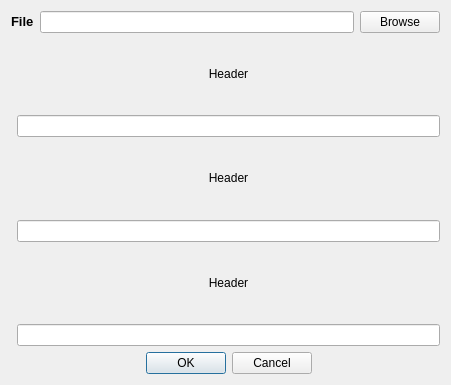
Above: Front/Data_Windows.ui from baptlano24/PyTanagra before the change. Below: the same form after it.
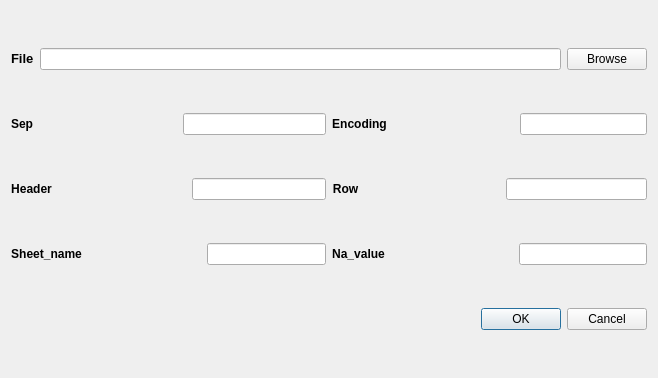
That is the form after the change.

```diff
--- a/Front/Data_Windows.ui
+++ b/Front/Data_Windows.ui
@@ -6,14 +6,188 @@
    <rect>
     <x>0</x>
     <y>0</y>
-    <width>451</width>
-    <height>385</height>
+    <width>658</width>
+    <height>378</height>
    </rect>
   </property>
   <property name="windowTitle">
    <string>Data download</string>
   </property>
   <layout class="QGridLayout" name="gridLayout">
+   <item row="3" column="1">
+    <layout class="QHBoxLayout" name="horizontalLayout_7">
+     <item>
+      <widget class="QLabel" name="label_2">
+       <property name="text">
+        <string>&lt;html&gt;&lt;head/&gt;&lt;body&gt;&lt;p align=&quot;center&quot;&gt;&lt;span style=&quot; font-weight:600;&quot;&gt;Na_value&lt;/span&gt;&lt;/p&gt;&lt;/body&gt;&lt;/html&gt;</string>
+       </property>
+      </widget>
+     </item>
+     <item>
+      <spacer name="horizontalSpacer_6">
+       <property name="orientation">
+        <enum>Qt::Horizontal</enum>
+       </property>
+       <property name="sizeHint" stdset="0">
+        <size>
+         <width>40</width>
+         <height>20</height>
+        </size>
+       </property>
+      </spacer>
+     </item>
+     <item>
+      <widget class="QLineEdit" name="lineEdit_na"/>
+     </item>
+    </layout>
+   </item>
+   <item row="2" column="1">
+    <layout class="QHBoxLayout" name="horizontalLayout_5">
+     <item>
+      <widget class="QLabel" name="label_5">
+       <property name="text">
+        <string>&lt;html&gt;&lt;head/&gt;&lt;body&gt;&lt;p align=&quot;center&quot;&gt;&lt;span style=&quot; font-weight:600;&quot;&gt;Row&lt;/span&gt;&lt;/p&gt;&lt;/body&gt;&lt;/html&gt;</string>
+       </property>
+      </widget>
+     </item>
+     <item>
+      <spacer name="horizontalSpacer_4">
+       <property name="orientation">
+        <enum>Qt::Horizontal</enum>
+       </property>
+       <property name="sizeHint" stdset="0">
+        <size>
+         <width>40</width>
+         <height>20</height>
+        </size>
+       </property>
+      </spacer>
+     </item>
+     <item>
+      <widget class="QLineEdit" name="lineEdit_row">
+       <property name="text">
+        <string/>
+       </property>
+      </widget>
+     </item>
+    </layout>
+   </item>
+   <item row="2" column="0">
+    <layout class="QHBoxLayout" name="horizontalLayout_4">
+     <item>
+      <widget class="QLabel" name="label_4">
+       <property name="text">
+        <string>&lt;html&gt;&lt;head/&gt;&lt;body&gt;&lt;p align=&quot;center&quot;&gt;&lt;span style=&quot; font-weight:600;&quot;&gt;Header&lt;/span&gt;&lt;/p&gt;&lt;/body&gt;&lt;/html&gt;</string>
+       </property>
+      </widget>
+     </item>
+     <item>
+      <spacer name="horizontalSpacer">
+       <property name="orientation">
+        <enum>Qt::Horizontal</enum>
+       </property>
+       <property name="sizeHint" stdset="0">
+        <size>
+         <width>40</width>
+         <height>20</height>
+        </size>
+       </property>
+      </spacer>
+     </item>
+     <item>
+      <widget class="QLineEdit" name="lineEdit_head"/>
+     </item>
+    </layout>
+   </item>
+   <item row="3" column="0">
+    <layout class="QHBoxLayout" name="horizontalLayout_6">
+     <item>
+      <widget class="QLabel" name="label_7">
+       <property name="text">
+        <string>&lt;html&gt;&lt;head/&gt;&lt;body&gt;&lt;p align=&quot;center&quot;&gt;&lt;span style=&quot; font-weight:600;&quot;&gt;Sheet_name&lt;/span&gt;&lt;/p&gt;&lt;/body&gt;&lt;/html&gt;</string>
+       </property>
+      </widget>
+     </item>
+     <item>
+      <spacer name="horizontalSpacer_5">
+       <property name="orientation">
+        <enum>Qt::Horizontal</enum>
+       </property>
+       <property name="sizeHint" stdset="0">
+        <size>
+         <width>40</width>
+         <height>20</height>
+        </size>
+       </property>
+      </spacer>
+     </item>
+     <item>
+      <widget class="QLineEdit" name="lineEdit_sheet">
+       <property name="text">
+        <string/>
+       </property>
+      </widget>
+     </item>
+    </layout>
+   </item>
+   <item row="1" column="0">
+    <layout class="QHBoxLayout" name="horizontalLayout_3">
+     <item>
+      <widget class="QLabel" name="label_6">
+       <property name="text">
+        <string>&lt;html&gt;&lt;head/&gt;&lt;body&gt;&lt;p align=&quot;center&quot;&gt;&lt;span style=&quot; font-weight:600;&quot;&gt;Sep&lt;/span&gt;&lt;/p&gt;&lt;/body&gt;&lt;/html&gt;</string>
+       </property>
+      </widget>
+     </item>
+     <item>
+      <spacer name="horizontalSpacer_2">
+       <property name="orientation">
+        <enum>Qt::Horizontal</enum>
+       </property>
+       <property name="sizeHint" stdset="0">
+        <size>
+         <width>38</width>
+         <height>19</height>
+        </size>
+       </property>
+      </spacer>
+     </item>
+     <item>
+      <widget class="QLineEdit" name="lineEdit_sep"/>
+     </item>
+    </layout>
+   </item>
+   <item row="1" column="1">
+    <layout class="QHBoxLayout" name="horizontalLayout_2">
+     <item>
+      <widget class="QLabel" name="label_3">
+       <property name="text">
+        <string>&lt;html&gt;&lt;head/&gt;&lt;body&gt;&lt;p align=&quot;center&quot;&gt;&lt;span style=&quot; font-weight:600;&quot;&gt;Encoding&lt;/span&gt;&lt;/p&gt;&lt;/body&gt;&lt;/html&gt;</string>
+       </property>
+      </widget>
+     </item>
+     <item>
+      <spacer name="horizontalSpacer_3">
+       <property name="orientation">
+        <enum>Qt::Horizontal</enum>
+       </property>
+       <property name="sizeHint" stdset="0">
+        <size>
+         <width>40</width>
+         <height>20</height>
+        </size>
+       </property>
+      </spacer>
+     </item>
+     <item>
+      <widget class="QLineEdit" name="lineEdit_encod">
+       <property name="text">
+        <string/>
+       </property>
+      </widget>
+     </item>
+    </layout>
+   </item>
    <item row="0" column="0" colspan="2">
     <layout class="QHBoxLayout" name="horizontalLayout">
      <item>
@@ -42,59 +216,16 @@
      </item>
     </layout>
    </item>
-   <item row="1" column="1">
-    <layout class="QVBoxLayout" name="verticalLayout_2">
-     <item>
-      <widget class="QLabel" name="label_3">
-       <property name="text">
-        <string>&lt;html&gt;&lt;head/&gt;&lt;body&gt;&lt;p align=&quot;center&quot;&gt;Header&lt;/p&gt;&lt;/body&gt;&lt;/html&gt;</string>
-       </property>
-      </widget>
-     </item>
-     <item>
-      <widget class="QLineEdit" name="lineEdit_3">
-       <property name="text">
-        <string/>
-       </property>
-      </widget>
-     </item>
-    </layout>
-   </item>
-   <item row="2" column="1">
-    <layout class="QVBoxLayout" name="verticalLayout_3">
-     <item>
-      <widget class="QLabel" name="label_4">
-       <property name="text">
-        <string>&lt;html&gt;&lt;head/&gt;&lt;body&gt;&lt;p align=&quot;center&quot;&gt;Header&lt;/p&gt;&lt;/body&gt;&lt;/html&gt;</string>
-       </property>
-      </widget>
-     </item>
-     <item>
-      <widget class="QLineEdit" name="lineEdit_4"/>
-     </item>
-    </layout>
-   </item>
-   <item row="3" column="1">
-    <layout class="QVBoxLayout" name="verticalLayout_5">
-     <item>
-      <widget class="QLabel" name="label_6">
-       <property name="text">
-        <string>&lt;html&gt;&lt;head/&gt;&lt;body&gt;&lt;p align=&quot;center&quot;&gt;Header&lt;/p&gt;&lt;/body&gt;&lt;/html&gt;</string>
-       </property>
-      </widget>
-     </item>
-     <item>
-      <widget class="QLineEdit" name="lineEdit_6"/>
-     </item>
-    </layout>
-   </item>
    <item row="4" column="1">
     <widget class="QDialogButtonBox" name="buttonBox">
+     <property name="layoutDirection">
+      <enum>Qt::LeftToRight</enum>
+     </property>
      <property name="standardButtons">
       <set>QDialogButtonBox::Cancel|QDialogButtonBox::Ok</set>
      </property>
      <property name="centerButtons">
-      <bool>true</bool>
+      <bool>false</bool>
      </property>
     </widget>
    </item>
```
Left out of the diff: 4 changed lines with no effect on the pictures.
